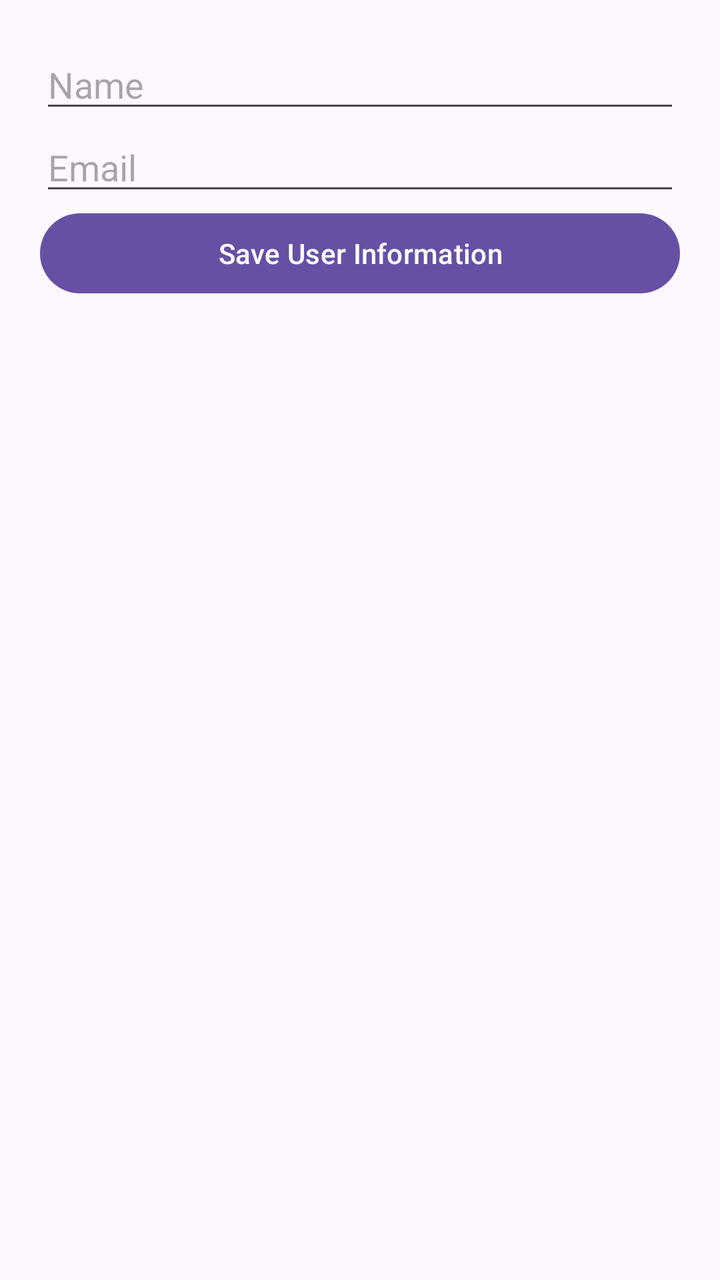
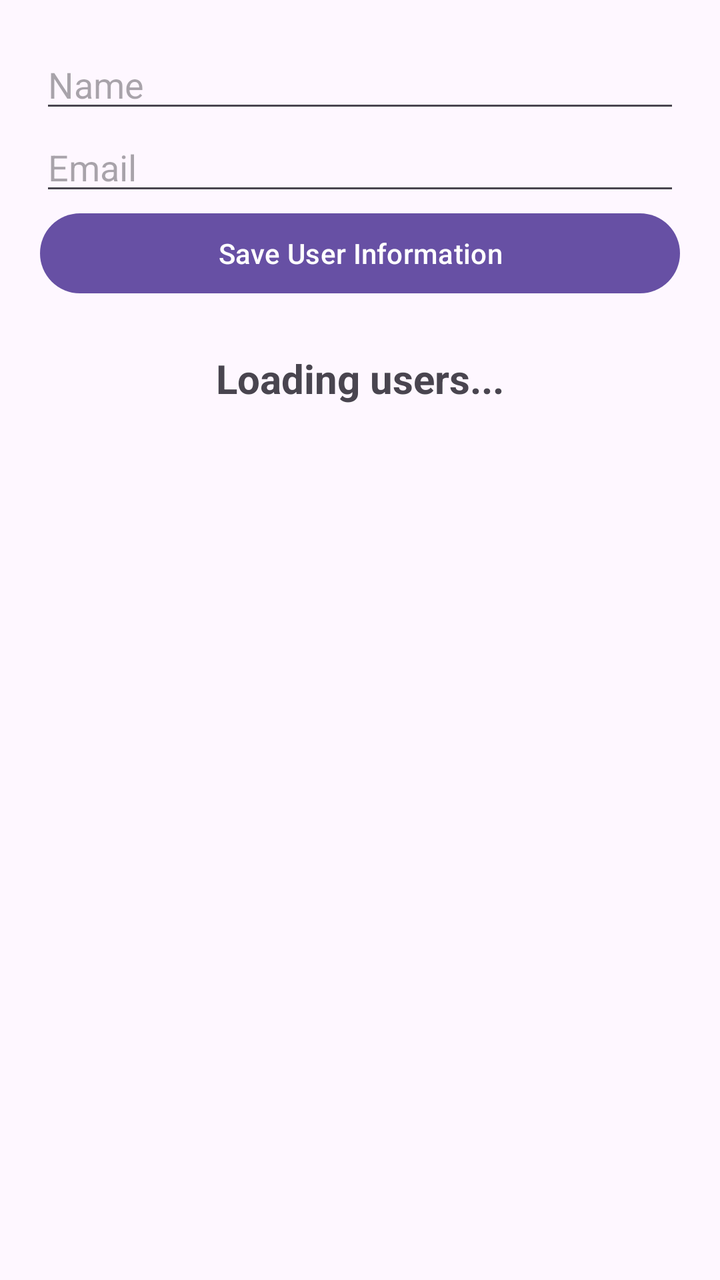

Screens rendered from an Android XML layout before and after an edit, with the pre-edit source and the edit as a unified diff.
<!-- AndroidManifest.xml: application theme Theme.Firebase_stuff -->
<!-- res/layout/activity_main.xml -->
<?xml version="1.0" encoding="utf-8"?>
<androidx.constraintlayout.widget.ConstraintLayout xmlns:android="http://schemas.android.com/apk/res/android"
    xmlns:app="http://schemas.android.com/apk/res-auto"
    xmlns:tools="http://schemas.android.com/tools"
    android:id="@+id/main"
    android:layout_width="match_parent"
    android:layout_height="match_parent"
    tools:context=".MainActivity">

    <LinearLayout
        android:layout_width="match_parent"
        android:layout_height="match_parent"
        android:orientation="vertical"
        android:padding="20dp">

        <EditText
            android:id="@+id/editName"
            android:layout_width="match_parent"
            android:layout_height="wrap_content"
            android:ems="10"
            android:hint="Name"
            android:inputType="text" />

        <EditText
            android:id="@+id/editEmail"
            android:layout_width="match_parent"
            android:layout_height="wrap_content"
            android:ems="10"
            android:hint="Email"
            android:inputType="textEmailAddress" />

        <Button
            android:id="@+id/button"
            android:layout_width="match_parent"
            android:layout_height="wrap_content"
            android:text="Save User Information"
            android:onClick="saveUserInfo"/>

        <ListView
            android:layout_width="match_parent"
            android:layout_height="wrap_content"
            android:id="@+id/usersListView"
            android:layout_marginTop="20dp"
            android:padding="10dp" />

    </LinearLayout>
</androidx.constraintlayout.widget.ConstraintLayout>
<!-- resources referenced by this layout -->
<resources>
  <style name="Theme.Firebase_stuff" parent="Base.Theme.Firebase_stuff" />
  <style name="Base.Theme.Firebase_stuff" parent="Theme.Material3.DayNight.NoActionBar">
          
          
      </style>
</resources>

<!-- the commit's change to res/layout/activity_main.xml (unified diff, before → after) -->
@@ -36,6 +36,18 @@
             android:text="Save User Information"
             android:onClick="saveUserInfo"/>
 
+        <TextView
+            android:layout_width="wrap_content"
+            android:layout_height="wrap_content"
+            android:layout_gravity="center"
+            android:textAlignment="center"
+            android:textSize="20sp"
+            android:textStyle="bold"
+            android:layout_marginTop="25dp"
+            android:text="Loading users..."
+            android:id="@+id/loadingText"
+            />
+
         <ListView
             android:layout_width="match_parent"
             android:layout_height="wrap_content"
